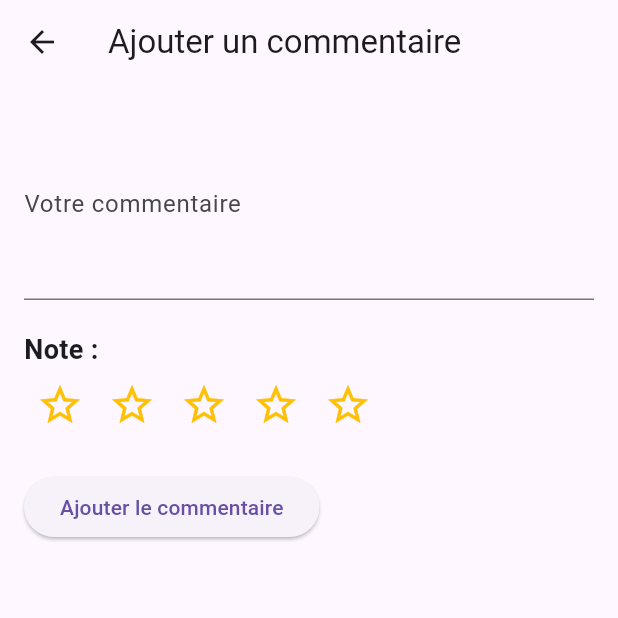
After one commit to julian2bot/SAEMobile, a Flutter app: the screen it shows after launch, after a tap on the "edit" icon, on a phone screen of 412 x 824 dp, the top half of it. The commit adds this screen. Run offline on Flutter 3.47's test engine with Material 3 defaults, Android fonts, the phone set to English and light mode, and no system bars; our stand-ins replace cached_network_image, shared_preferences; network calls fail.

Commit message:
sous page ajout comm

```diff
--- /dev/null
+++ b/lib/UI/ajout_commentaire.dart
@@ -0,0 +1,91 @@
+import 'package:flutter/material.dart';
+
+class AddComment extends StatefulWidget {
+  const AddComment({super.key});
+
+  @override
+  State<AddComment> createState() => _AddCommentState();
+}
+
+class _AddCommentState extends State<AddComment> {
+  final GlobalKey<FormState> _formKey = GlobalKey<FormState>();
+
+  // Controllers pour récupérer le texte saisi
+  final TextEditingController _commentController = TextEditingController();
+
+  int _selectedRating = 0; // note default (0 à 5)
+
+  @override
+  Widget build(BuildContext context) {
+    return Scaffold(
+      appBar: AppBar(title: const Text("Ajouter un commentaire")),
+      body: Padding(
+        padding: const EdgeInsets.all(16.0),
+        child: Form(
+          key: _formKey,
+          child: Column(
+            crossAxisAlignment: CrossAxisAlignment.start,
+            children: <Widget>[
+              // text commentaire => textarea
+              TextFormField(
+                controller: _commentController,
+                decoration: const InputDecoration(labelText: 'Votre commentaire'),
+                maxLines: 4, //  4 lignes visible de haut
+                validator: (String? value) {
+                  if (value == null || value.isEmpty) {
+                    return 'Veuillez entrer un commentaire';
+                  }
+                  return null;
+                },
+              ),
+              const SizedBox(height: 20),
+
+              // Sélection de la note avec étoiles
+              Text("Note :", style: TextStyle(fontSize: 18, fontWeight: FontWeight.bold)),
+              Row(
+                mainAxisAlignment: MainAxisAlignment.start,
+                children: List.generate(5, (index) {
+                  return IconButton(
+                    icon: Icon(
+                      index < _selectedRating ? Icons.star : Icons.star_border, // Remplit l'étoile si sélectionnée
+                      color: Colors.amber,
+                      size: 32,
+                    ),
+                    onPressed: () {
+                      setState(() {
+                        _selectedRating = index + 1; //  note entre 1 et 5
+                      });
+                    },
+                  );
+                }),
+              ),
+              const SizedBox(height: 20),
+
+              // Bouton de validation
+              ElevatedButton(
+                onPressed: () {
+                  if (_formKey.currentState!.validate()) {
+                    // Récupération des valeurs saisies
+                    String comment = _commentController.text;
+                    int rating = _selectedRating;
+
+                    // Affichage dans la console
+                    print("Commentaire : $comment");
+                    print("Note : $rating");
+
+                    // Nettoyer les champs après validation
+                    _commentController.clear();
+                    setState(() {
+                      _selectedRating = 0; // Réinitialiser la note
+                    });
+                  }
+                },
+                child: const Text('Ajouter le commentaire'),
+              ),
+            ],
+          ),
+        ),
+      ),
+    );
+  }
+}
--- a/lib/UI/restaurantDetaiL.dart
+++ b/lib/UI/restaurantDetaiL.dart
@@ -3,6 +3,8 @@ import 'package:cached_network_image/cached_network_image.dart';
 import 'package:url_launcher/url_launcher.dart';
 import '../modele/restaurant.dart';
 import '../modele/commentaire.dart';
+import 'ajout_commentaire.dart';
+
 
 class RestaurantDetailPage extends StatelessWidget {
     final String idrestaurant;
@@ -193,10 +195,27 @@ class RestaurantDetailPage extends StatelessWidget {
             SizedBox(height: 16.0),
 
             // Commentaires
-            Text(
-              'Commentaires:',
-              style: TextStyle(fontSize: 20, fontWeight: FontWeight.bold),
+            Row(
+              mainAxisAlignment: MainAxisAlignment.spaceBetween,
+              children: [
+                Text(
+                  'Commentaires:',
+                  style: TextStyle(fontSize: 20, fontWeight: FontWeight.bold),
+                ),
+                IconButton(
+                  icon: const Icon(Icons.edit),
+                  onPressed: () {
+                    print("creer un commentaire");
+                    Navigator.push(
+                      context,
+                      MaterialPageRoute(builder: (context) => const AddComment()),
+                    );
+
+                  },
+                ),
+              ],
             ),
+
             SizedBox(height: 8.0),
             for (var commentaire in restaurant.lesCommentaires)
               Card(
```
